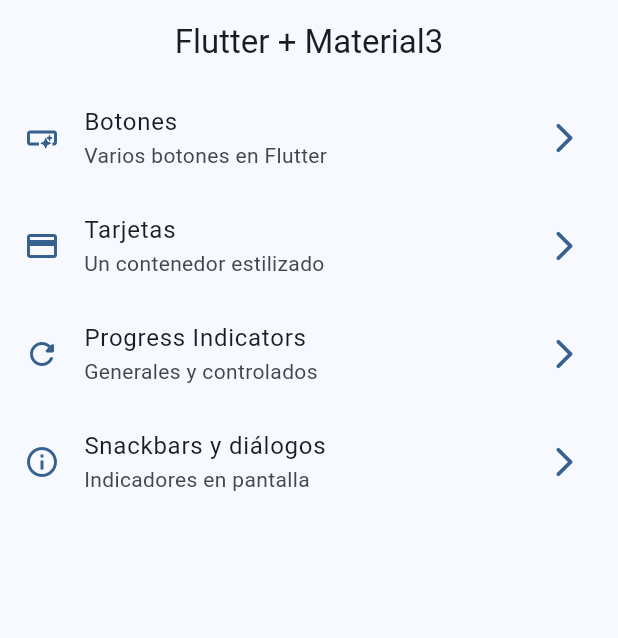
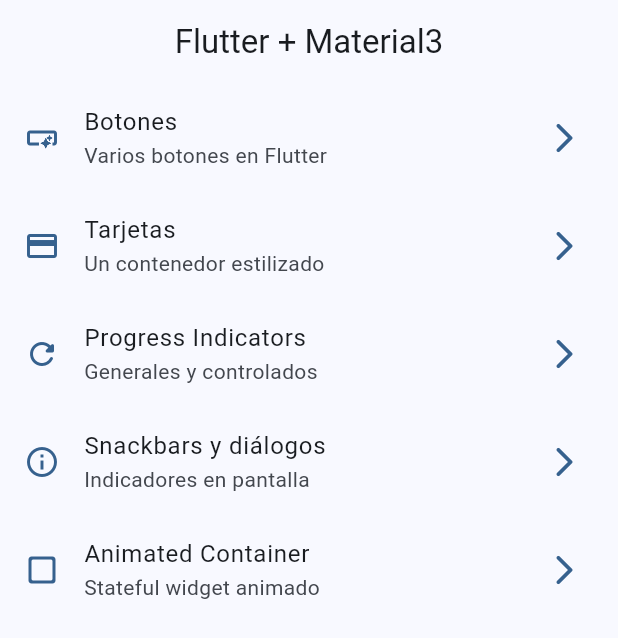
Before and after one commit to danimtnzz/widgets_app, a Flutter app: the screen it shows after launch, on a phone screen of 412 x 824 dp. Shown: the top 638 px of the screen. Run offline on Flutter 3.47's test engine with Material 3 defaults, Android fonts, the phone set to English and light mode, and no system bars; our stand-ins replace go_router.

Commit message:
Animated Container terminado

```diff
--- a/lib/config/menu/menu_items.dart
+++ b/lib/config/menu/menu_items.dart
@@ -35,4 +35,10 @@ const appMenuItems = <MenuItem>[
     link: '/snackbars',
     icon: Icons.info_outline
   ),
+  MenuItem(
+    title: 'Animated Container',
+    subTitle: 'Stateful widget animado',
+    link: '/animated',
+    icon: Icons.check_box_outline_blank_rounded
+  ),
 ];
--- a/lib/config/router/app_router.dart
+++ b/lib/config/router/app_router.dart
@@ -30,5 +30,10 @@ final appRouter = GoRouter(
       name: SnackbarScreen.name,
       builder: (context, state) => const SnackbarScreen(),
     ),
+    GoRoute(
+      path: '/animated',
+      name: AnimatedScreen.name,
+      builder: (context, state) => const AnimatedScreen(),
+    ),
   ],
 );
--- a/lib/presentation/screens/snackbar/snackbar_screen.dart
+++ b/lib/presentation/screens/snackbar/snackbar_screen.dart
@@ -38,6 +38,7 @@ class SnackbarScreen extends StatelessWidget {
 
       body: Center(
         child: Column(
+          mainAxisAlignment: MainAxisAlignment.center,
           children: [
             FilledButton.tonal(onPressed: (){
               showAboutDialog(
@@ -48,6 +49,7 @@ class SnackbarScreen extends StatelessWidget {
               );
             },
             child: const Text('Licencias Usadas')),
+            const SizedBox(height: 5,),
             FilledButton.tonal(onPressed: () => openDialog(context),
             child: const Text('Mostrar diálogo')),
           ],
```
Also changed, not shown: lib/presentation/screens/animated/animated_screen.dart (+47 -2 lines).
